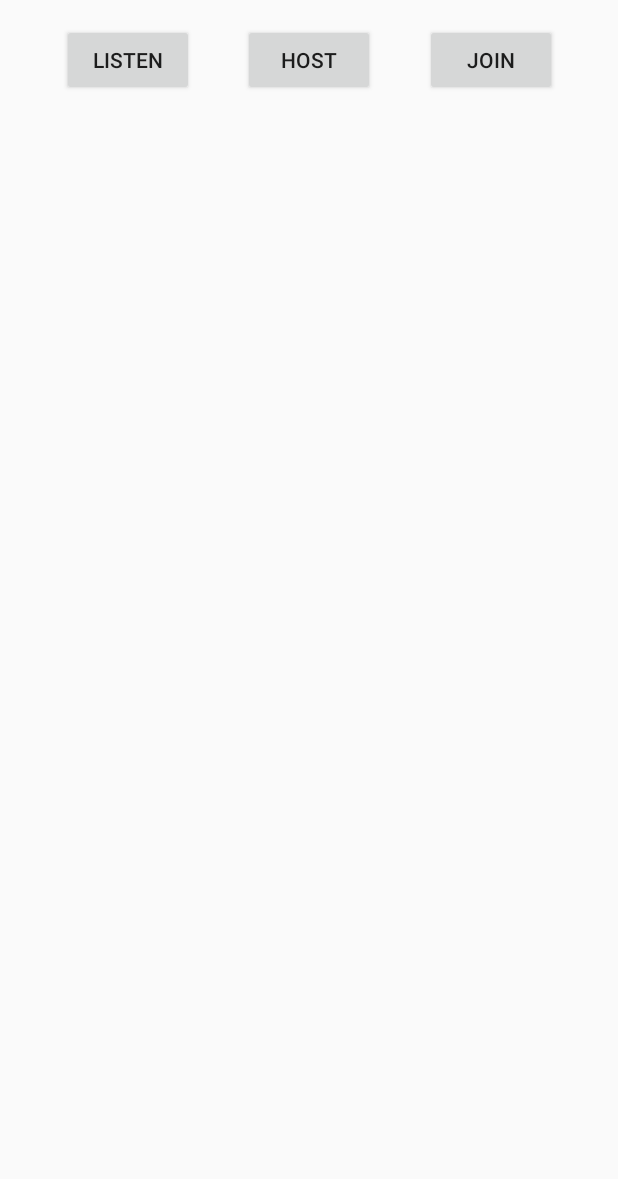
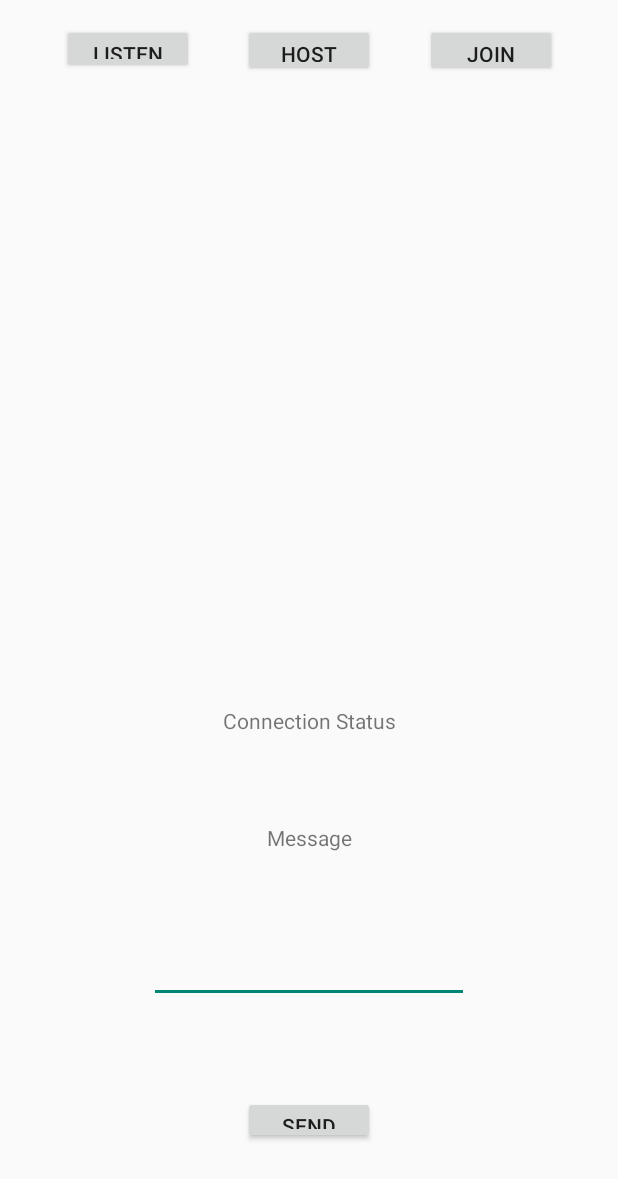
Before and after one commit to cathywang2748/DangerParty, an Android app: the screen it shows after launch (BluetoothActivity), after a tap on "BUTTON", on a phone screen of 412 x 824 dp. Shown: the top 1179 px of the screen. Run offline under Robolectric (Android 15) with nearby library versions, the phone set to English and light mode, and no system bars; our stand-ins replace Firebase (no records; nobody signed in at launch, a user with empty details on screens opened directly).

Commit message:
it connects

```diff
--- a/app/src/main/java/com/kaplanteam/cathy/dangerparty/BackgroundActivity.java
+++ b/app/src/main/java/com/kaplanteam/cathy/dangerparty/BackgroundActivity.java
@@ -14,6 +14,7 @@ import android.widget.Button;
 public class BackgroundActivity extends AppCompatActivity {
     private TypeWriter tw;
     private Button ready;
+
 
     protected void onCreate(Bundle savedInstanceState) {
         super.onCreate(savedInstanceState);
--- a/app/src/main/res/layout/activity_bluetooth.xml
+++ b/app/src/main/res/layout/activity_bluetooth.xml
@@ -8,18 +8,18 @@
     <ListView
         android:id="@+id/listView"
         android:layout_width="368dp"
-        android:layout_height="432dp"
+        android:layout_height="358dp"
         android:layout_marginEnd="8dp"
         android:layout_marginStart="8dp"
-        android:layout_marginTop="8dp"
         app:layout_constraintEnd_toEndOf="parent"
+        app:layout_constraintHorizontal_bias="0.0"
         app:layout_constraintStart_toStartOf="parent"
         app:layout_constraintTop_toBottomOf="@+id/button_host" />
 
     <Button
         android:id="@+id/button_host"
         android:layout_width="wrap_content"
-        android:layout_height="wrap_content"
+        android:layout_height="35dp"
         android:layout_marginTop="16dp"
         android:text="HOST"
         app:layout_constraintEnd_toStartOf="@+id/button_join"
@@ -30,7 +30,7 @@
     <Button
         android:id="@+id/button_join"
         android:layout_width="wrap_content"
-        android:layout_height="wrap_content"
+        android:layout_height="35dp"
         android:layout_marginEnd="8dp"
         android:layout_marginTop="16dp"
         android:text="JOIN"
@@ -42,7 +42,7 @@
     <Button
         android:id="@+id/button_listen"
         android:layout_width="wrap_content"
-        android:layout_height="wrap_content"
+        android:layout_height="33dp"
         android:layout_marginStart="8dp"
         android:layout_marginTop="16dp"
         android:text="Listen"
@@ -51,4 +51,54 @@
         app:layout_constraintStart_toStartOf="parent"
         app:layout_constraintTop_toTopOf="parent" />
 
+    <TextView
+        android:id="@+id/textView_status"
+        android:layout_width="wrap_content"
+        android:layout_height="16dp"
+        android:layout_marginEnd="8dp"
+        android:layout_marginStart="8dp"
+        android:text="Connection Status"
+        app:layout_constraintBottom_toTopOf="@+id/textView_received_msg"
+        app:layout_constraintEnd_toEndOf="parent"
+        app:layout_constraintStart_toStartOf="parent"
+        app:layout_constraintTop_toBottomOf="@+id/listView" />
+
+    <Button
+        android:id="@+id/button_send"
+        android:layout_width="wrap_content"
+        android:layout_height="32dp"
+        android:layout_marginEnd="8dp"
+        android:layout_marginStart="8dp"
+        android:text="Send"
+        app:layout_constraintBottom_toBottomOf="parent"
+        app:layout_constraintEnd_toEndOf="parent"
+        app:layout_constraintStart_toStartOf="parent"
+        app:layout_constraintTop_toBottomOf="@+id/editText_msg" />
+
+    <EditText
+        android:id="@+id/editText_msg"
+        android:layout_width="wrap_content"
+        android:layout_height="35dp"
+        android:layout_marginEnd="8dp"
+        android:layout_marginStart="8dp"
+        android:ems="10"
+        android:inputType="textPersonName"
+        app:layout_constraintBottom_toTopOf="@+id/button_send"
+        app:layout_constraintEnd_toEndOf="parent"
+        app:layout_constraintHorizontal_bias="0.5"
+        app:layout_constraintStart_toStartOf="parent"
+        app:layout_constraintTop_toBottomOf="@+id/textView_received_msg" />
+
+    <TextView
+        android:id="@+id/textView_received_msg"
+        android:layout_width="wrap_content"
+        android:layout_height="23dp"
+        android:layout_marginEnd="8dp"
+        android:layout_marginStart="8dp"
+        android:text="Message"
+        app:layout_constraintBottom_toTopOf="@+id/editText_msg"
+        app:layout_constraintEnd_toEndOf="parent"
+        app:layout_constraintStart_toStartOf="parent"
+        app:layout_constraintTop_toBottomOf="@+id/textView_status" />
+
 </android.support.constraint.ConstraintLayout>
```
Also changed, not shown: app/src/main/java/com/kaplanteam/cathy/dangerparty/BluetoothActivity.java (+80 -5 lines).
